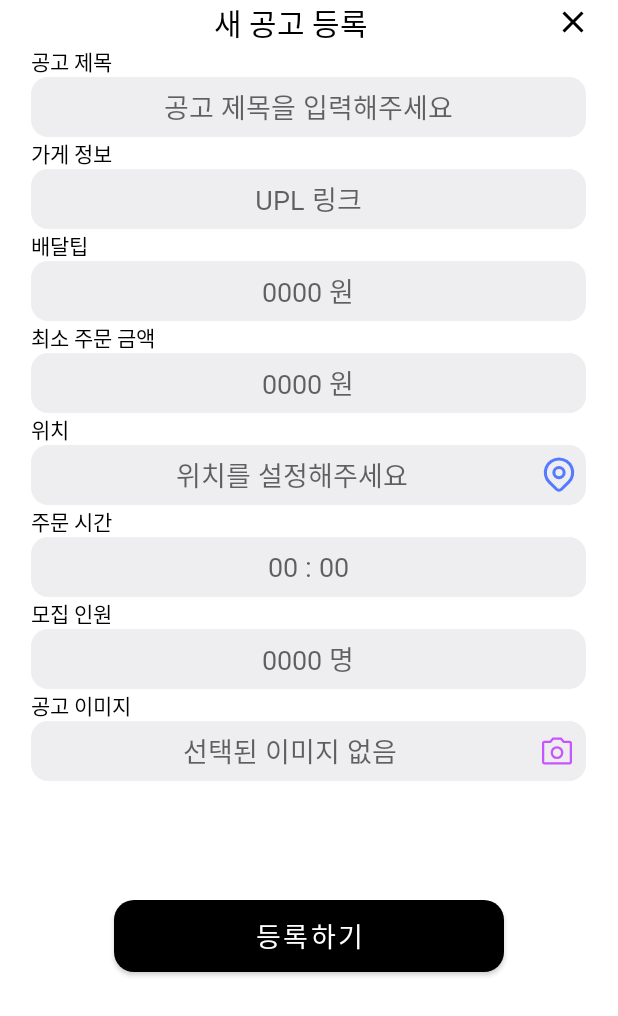
After one commit to UMC-TogeDutch-Project/TogeDutch_FRONTEND, an Android app: the layout activity_notice_post.xml on its own in the app's theme, with its tools: preview values and no code run, on a phone screen of 412 x 824 dp. The commit adds this screen. Shown: the top 1016 px of the screen. Run offline under Robolectric (Android 15) with nearby library versions, the phone set to English and light mode, and no system bars.

Commit message:
feat: 공고 등록화면 구현 및 관련 파일 추가

```diff
--- a/app/src/main/java/umc/mobile/project/MainActivity.kt
+++ b/app/src/main/java/umc/mobile/project/MainActivity.kt
@@ -1,8 +1,11 @@
 package umc.mobile.project
 
+import android.content.Intent
+import android.os.Bundle
 import androidx.appcompat.app.AppCompatActivity
-import android.os.Bundle
 import umc.mobile.project.databinding.ActivityMainBinding
+
+
 class MainActivity : AppCompatActivity() {
     private val viewBinding: ActivityMainBinding by lazy {
         ActivityMainBinding.inflate(layoutInflater)
@@ -53,5 +56,10 @@ class MainActivity : AppCompatActivity() {
             //처음 실행시 자동으로 home 화면을 가르키게 됨.
             selectedItemId = R.id.menu_home
         }
+        // 공고 등록버튼 클릭시 post 화면으로 이동
+        viewBinding.addBtn.setOnClickListener{
+            val intent = Intent(this, NoticePostActivity::class.java)
+            startActivity(intent)
+        }
     }
 }
--- /dev/null
+++ b/app/src/main/java/umc/mobile/project/NoticePostActivity.kt
@@ -0,0 +1,21 @@
+package umc.mobile.project
+
+import android.os.Bundle
+import androidx.appcompat.app.AppCompatActivity
+import umc.mobile.project.databinding.ActivityNoticePostBinding
+
+
+class NoticePostActivity : AppCompatActivity() {
+    private val viewBinding: ActivityNoticePostBinding by lazy {
+        ActivityNoticePostBinding.inflate(layoutInflater)
+    }
+    override fun onCreate(savedInstanceState: Bundle?) {
+        super.onCreate(savedInstanceState)
+        setContentView(viewBinding.root)
+
+        viewBinding.backBtn.setOnClickListener{
+            finish()
+        }
+
+    }
+}
--- a/app/src/main/res/layout/activity_main.xml
+++ b/app/src/main/res/layout/activity_main.xml
@@ -13,12 +13,28 @@
         app:layout_constraintStart_toStartOf="parent"
         app:layout_constraintEnd_toEndOf="parent"
         app:layout_constraintTop_toTopOf="parent"
-        app:layout_constraintBottom_toTopOf="@id/nav_bottom"/>
+        app:layout_constraintBottom_toTopOf="@id/nav_bottom">
+
+
+        <com.google.android.material.floatingactionbutton.FloatingActionButton
+            android:id="@+id/add_btn"
+            android:layout_width="wrap_content"
+            android:layout_height="wrap_content"
+            android:layout_gravity="bottom|end"
+            android:layout_marginEnd="16dp"
+            android:layout_marginBottom="16dp"
+            android:src = "@drawable/ic_baseline_add_24"
+            android:backgroundTint="@color/main_color"
+            app:tint = "@null"
+            app:maxImageSize="45dp"
+            app:borderWidth="0dp" />
+    </FrameLayout>
 
     <com.google.android.material.bottomnavigation.BottomNavigationView
         android:id="@+id/nav_bottom"
         android:layout_width="0dp"
         android:layout_height="wrap_content"
+        android:background="@color/white"
         app:layout_constraintStart_toStartOf="parent"
         app:layout_constraintEnd_toEndOf="parent"
         app:layout_constraintBottom_toBottomOf="parent"
--- /dev/null
+++ b/app/src/main/res/layout/activity_notice_post.xml
@@ -0,0 +1,233 @@
+<?xml version="1.0" encoding="utf-8"?>
+<androidx.constraintlayout.widget.ConstraintLayout xmlns:android="http://schemas.android.com/apk/res/android"
+    xmlns:app="http://schemas.android.com/apk/res-auto"
+    xmlns:tools="http://schemas.android.com/tools"
+    android:layout_width="match_parent"
+    android:layout_height="match_parent">
+
+    <LinearLayout
+        android:layout_width="match_parent"
+        android:layout_height="match_parent"
+        android:orientation="vertical"
+        app:layout_constraintBottom_toBottomOf="parent"
+        app:layout_constraintEnd_toEndOf="parent"
+        app:layout_constraintStart_toStartOf="parent"
+        app:layout_constraintTop_toTopOf="parent">
+
+        <LinearLayout
+            android:id="@+id/linearLayout"
+            android:layout_width="match_parent"
+            android:layout_height="wrap_content"
+            android:gravity="center"
+
+            android:weightSum="4"
+            app:layout_constraintEnd_toEndOf="parent"
+            app:layout_constraintStart_toStartOf="parent"
+            app:layout_constraintTop_toTopOf="parent">
+
+            <TextView
+                android:layout_width="wrap_content"
+                android:layout_height="wrap_content"
+                android:layout_weight="3.5"
+                android:fontFamily="@font/notosanskr_black"
+                android:gravity="center"
+                android:text="새 공고 등록"
+                android:textColor="@color/black"
+                android:textSize="20dp" />
+
+            <ImageButton
+                android:id="@+id/back_btn"
+                android:layout_width="wrap_content"
+                android:layout_height="wrap_content"
+                android:background="@drawable/ic_baseline_close_24"
+                android:gravity="right" />
+
+        </LinearLayout>
+
+        <ScrollView
+            android:id="@+id/scrollView"
+            android:layout_width="wrap_content"
+            android:layout_height="550dp"
+            android:layout_gravity="center"
+            app:layout_constraintEnd_toEndOf="parent"
+            app:layout_constraintStart_toStartOf="parent"
+            app:layout_constraintTop_toBottomOf="@+id/linearLayout">
+
+            <LinearLayout
+                android:layout_width="wrap_content"
+                android:layout_height="wrap_content"
+                android:orientation="vertical">
+
+                <TextView
+                    android:layout_width="wrap_content"
+                    android:layout_height="wrap_content"
+                    android:fontFamily="@font/notosanskr_black"
+                    android:text="공고 제목"
+                    android:textColor="@color/black" />
+
+                <EditText
+                    android:layout_width="370dp"
+                    android:layout_height="40dp"
+                    android:background="@drawable/button_round_11"
+                    android:backgroundTint="#1F767680"
+                    android:fontFamily="@font/notosanskr_regular"
+                    android:gravity="center"
+                    android:hint="공고 제목을 입력해주세요"
+                    android:paddingLeft="7dp"
+                    android:paddingRight="7dp" />
+
+                <TextView
+                    android:layout_width="wrap_content"
+                    android:layout_height="wrap_content"
+                    android:fontFamily="@font/notosanskr_black"
+                    android:text="가게 정보"
+                    android:textColor="@color/black" />
+
+                <EditText
+                    android:layout_width="370dp"
+                    android:layout_height="40dp"
+                    android:background="@drawable/button_round_11"
+                    android:backgroundTint="#1F767680"
+                    android:fontFamily="@font/notosanskr_regular"
+                    android:gravity="center"
+                    android:hint="UPL 링크"
+                    android:paddingLeft="7dp"
+                    android:paddingRight="7dp" />
+
+                <TextView
+                    android:layout_width="wrap_content"
+                    android:layout_height="wrap_content"
+                    android:fontFamily="@font/notosanskr_black"
+                    android:text="배달팁"
+                    android:textColor="@color/black" />
+
+                <EditText
+                    android:layout_width="370dp"
+                    android:layout_height="40dp"
+                    android:background="@drawable/button_round_11"
+                    android:backgroundTint="#1F767680"
+                    android:fontFamily="@font/notosanskr_regular"
+                    android:gravity="center"
+                    android:hint="0000 원"
+                    android:paddingLeft="7dp"
+                    android:paddingRight="7dp" />
+
+                <TextView
+                    android:layout_width="wrap_content"
+                    android:layout_height="wrap_content"
+                    android:fontFamily="@font/notosanskr_black"
+                    android:text="최소 주문 금액"
+                    android:textColor="@color/black" />
+
+                <EditText
+                    android:layout_width="370dp"
+                    android:layout_height="40dp"
+                    android:background="@drawable/button_round_11"
+                    android:backgroundTint="#1F767680"
+                    android:fontFamily="@font/notosanskr_regular"
+
+                    android:gravity="center"
+                    android:hint="0000 원"
+                    android:paddingLeft="7dp"
+                    android:paddingRight="7dp" />
+
+                <TextView
+                    android:layout_width="wrap_content"
+                    android:layout_height="wrap_content"
+                    android:fontFamily="@font/notosanskr_black"
+                    android:text="위치"
+                    android:textColor="@color/black" />
+
+                <EditText
+                    android:layout_width="370dp"
+                    android:layout_height="40dp"
+                    android:background="@drawable/button_round_11"
+                    android:backgroundTint="#1F767680"
+                    android:drawableEnd="@drawable/ic_map"
+                    android:fontFamily="@font/notosanskr_regular"
+                    android:gravity="center"
+                    android:hint="위치를 설정해주세요"
+                    android:paddingLeft="7dp"
+                    android:paddingRight="7dp" />
+
+                <TextView
+                    android:layout_width="wrap_content"
+                    android:layout_height="wrap_content"
+                    android:fontFamily="@font/notosanskr_black"
+                    android:text="주문 시간"
+                    android:textColor="@color/black" />
+
+                <EditText
+                    android:layout_width="370dp"
+                    android:layout_height="40dp"
+                    android:background="@drawable/button_round_11"
+                    android:backgroundTint="#1F767680"
+                    android:fontFamily="@font/notosanskr_regular"
+                    android:gravity="center"
+                    android:hint="00 : 00"
+                    android:paddingLeft="7dp"
+                    android:paddingRight="7dp" />
+
+                <TextView
+                    android:layout_width="wrap_content"
+                    android:layout_height="wrap_content"
+                    android:fontFamily="@font/notosanskr_black"
+                    android:text="모집 인원"
+                    android:textColor="@color/black" />
+
+                <EditText
+                    android:layout_width="370dp"
+                    android:layout_height="40dp"
+                    android:background="@drawable/button_round_11"
+                    android:backgroundTint="#1F767680"
+                    android:fontFamily="@font/notosanskr_regular"
+                    android:gravity="center"
+                    android:hint="0000 명"
+                    android:paddingLeft="7dp"
+                    android:paddingRight="7dp" />
+
+                <TextView
+                    android:layout_width="wrap_content"
+                    android:layout_height="wrap_content"
+                    android:fontFamily="@font/notosanskr_black"
+                    android:text="공고 이미지"
+                    android:textColor="@color/black" />
+
+                <EditText
+                    android:layout_width="370dp"
+                    android:layout_height="40dp"
+                    android:background="@drawable/button_round_11"
+                    android:backgroundTint="#1F767680"
+                    android:drawableEnd="@drawable/ic_photo_camera"
+                    android:fontFamily="@font/notosanskr_regular"
+                    android:gravity="center"
+                    android:hint="선택된 이미지 없음"
+                    android:paddingLeft="7dp"
+                    android:paddingRight="7dp" />
+
+
+            </LinearLayout>
+
+        </ScrollView>
+
+        <Button
+            android:id="@+id/btn_see_now"
+            android:layout_width="260dp"
+            android:layout_height="wrap_content"
+            android:background="@drawable/button_round_13"
+            android:backgroundTint="@color/grey_3"
+            android:fontFamily="@font/notosanskr_bold"
+            android:layout_gravity="center"
+            android:includeFontPadding="false"
+            android:layout_marginTop="20dp"
+            android:text="등록하기"
+            android:textSize="18dp"
+            android:textColor="@color/white"
+            app:layout_constraintBottom_toBottomOf="parent"
+            app:layout_constraintEnd_toEndOf="parent"
+            app:layout_constraintStart_toStartOf="parent"
+            app:layout_constraintTop_toBottomOf="@+id/scrollView" />
+    </LinearLayout>
+
+
+</androidx.constraintlayout.widget.ConstraintLayout>
```
